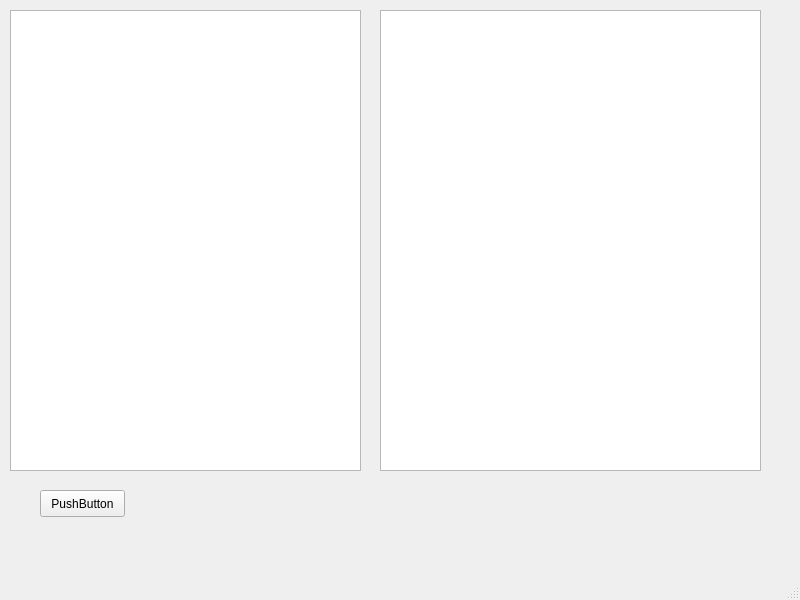
Old version of the form gui/gui.ui in the repository pathammer/Speak-and-Spell.
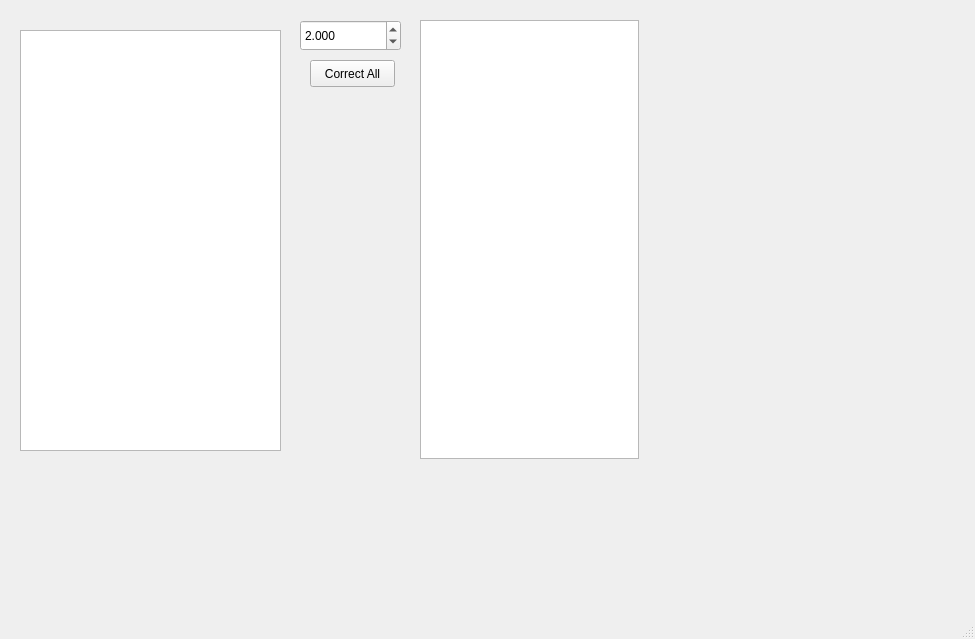
New version of the form.

What changed in the file:
```diff
--- a/gui/gui.ui
+++ b/gui/gui.ui
@@ -6,47 +6,75 @@
    <rect>
     <x>0</x>
     <y>0</y>
-    <width>800</width>
-    <height>600</height>
+    <width>975</width>
+    <height>639</height>
    </rect>
   </property>
+  <property name="sizePolicy">
+   <sizepolicy hsizetype="Maximum" vsizetype="Maximum">
+    <horstretch>0</horstretch>
+    <verstretch>0</verstretch>
+   </sizepolicy>
+  </property>
   <property name="windowTitle">
    <string>MainWindow</string>
   </property>
   <widget class="QWidget" name="centralwidget">
-   <widget class="QTextEdit" name="textEdit">
-    <property name="geometry">
-     <rect>
-      <x>10</x>
-      <y>10</y>
-      <width>351</width>
-      <height>461</height>
-     </rect>
-    </property>
-   </widget>
    <widget class="QPushButton" name="pushButton">
     <property name="geometry">
      <rect>
-      <x>40</x>
-      <y>490</y>
+      <x>310</x>
+      <y>60</y>
       <width>85</width>
       <height>27</height>
      </rect>
     </property>
     <property name="text">
-     <string>PushButton</string>
+     <string>Correct All</string>
+    </property>
+   </widget>
+   <widget class="QTextEdit" name="textEdit">
+    <property name="geometry">
+     <rect>
+      <x>20</x>
+      <y>30</y>
+      <width>261</width>
+      <height>421</height>
+     </rect>
+    </property>
+    <property name="sizePolicy">
+     <sizepolicy hsizetype="Maximum" vsizetype="Maximum">
+      <horstretch>0</horstretch>
+      <verstretch>0</verstretch>
+     </sizepolicy>
     </property>
    </widget>
    <widget class="QTextEdit" name="textEdit_2">
     <property name="geometry">
      <rect>
-      <x>380</x>
-      <y>10</y>
-      <width>381</width>
-      <height>461</height>
+      <x>420</x>
+      <y>20</y>
+      <width>219</width>
+      <height>439</height>
      </rect>
     </property>
    </widget>
+   <widget class="QDoubleSpinBox" name="doubleSpinBox">
+    <property name="geometry">
+     <rect>
+      <x>300</x>
+      <y>20</y>
+      <width>101</width>
+      <height>31</height>
+     </rect>
+    </property>
+    <property name="decimals">
+     <number>3</number>
+    </property>
+    <property name="value">
+     <double>2.000000000000000</double>
+    </property>
+   </widget>
   </widget>
   <widget class="QMenuBar" name="menubar">
    <property name="geometry">
```
Left out of the diff: 6 changed lines with no effect on the pictures.
